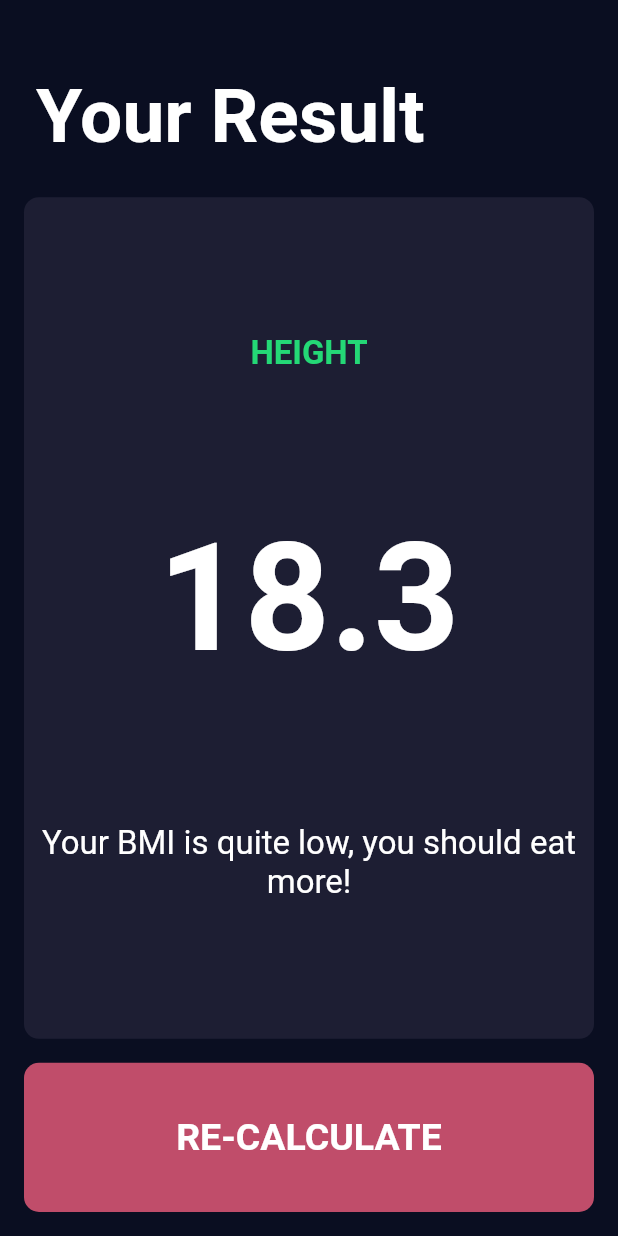
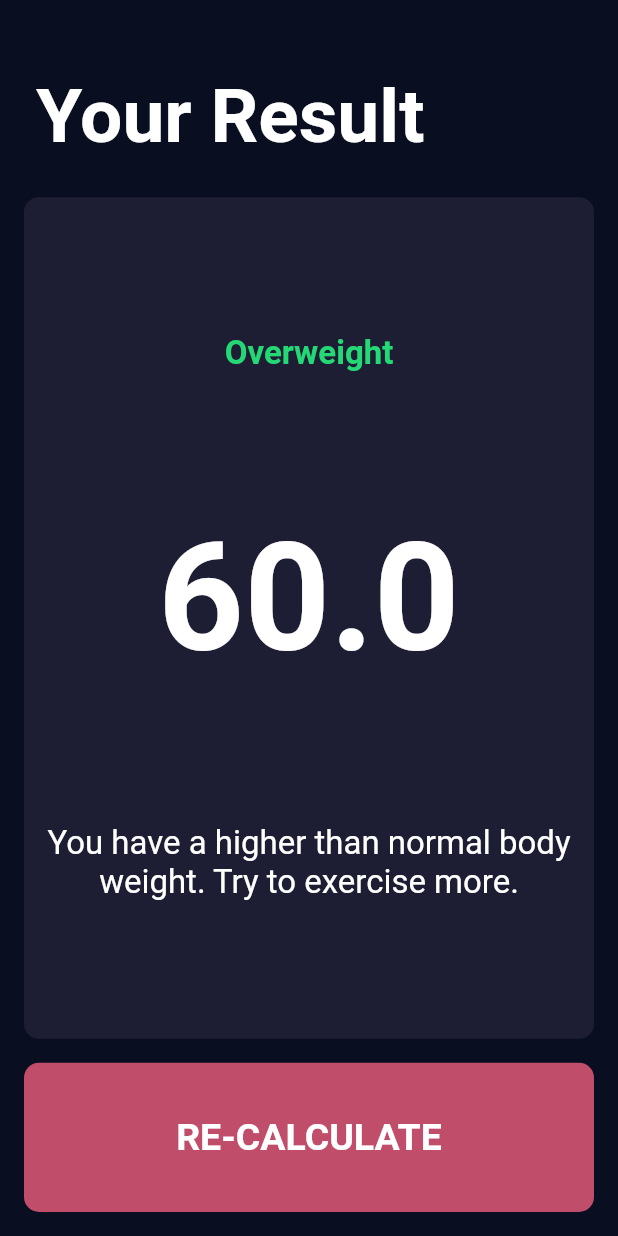
Before and after one commit to emdadul-islam439/bmi_calculator_flutter, a Flutter app: the screen it shows after launch, after a tap on "CALCULATE", on a phone screen of 412 x 824 dp. Run offline on Flutter 3.47's test engine with Material 2 defaults, Android fonts, the phone set to English and light mode, and no system bars; our stand-ins replace font_awesome_flutter.

Commit message:
finished the requirements. have some issues (have to detect and fix them).

```diff
--- /dev/null
+++ b/lib/calculator_brain.dart
@@ -0,0 +1,34 @@
+import 'dart:math';
+
+class CalculatorBrain{
+  final int weight;
+  final int height;
+  double _bmi = 0.0;
+
+  CalculatorBrain({required this.weight, required this.height});
+
+  String calculateBMI(){
+    _bmi = weight / pow(height/100, 2);
+    return _bmi.toStringAsFixed(1);
+  }
+
+  String getResult(){
+    if(_bmi >= 25){
+      return 'Overweight';
+    }else if(_bmi > 18.5){
+      return 'Normal';
+    }else{
+      return 'Underweight';
+    }
+  }
+
+  String getInterpretation(){
+    if(_bmi >= 25){
+      return 'You have a higher than normal body weight. Try to exercise more.';
+    }else if(_bmi > 18.5){
+      return 'You have a normal body weight. Good Job!';
+    }else{
+      return 'You have a lower than normal body weight. You can eat a bit more.';
+    }
+  }
+}
--- a/lib/screens/input_screen.dart
+++ b/lib/screens/input_screen.dart
@@ -1,3 +1,4 @@
+import 'package:bmi_calculator_flutter/calculator_brain.dart';
 import 'package:bmi_calculator_flutter/screens/result_screen.dart';
 import 'package:flutter/material.dart';
 import 'package:font_awesome_flutter/font_awesome_flutter.dart';
@@ -222,10 +223,17 @@ class _InputScreenState extends State<InputScreen> {
             BottomButton(
               label: 'CALCULATE',
               onPressed: () {
+                var calculatedResult = CalculatorBrain(
+                    weight: personsWeight, height: personsHeight);
+
                 Navigator.push(
                   context,
                   MaterialPageRoute(
-                    builder: (context) => const ResultScreen(),
+                    builder: (context) => ResultScreen(
+                      bmi: calculatedResult.calculateBMI(),
+                      result: calculatedResult.getResult(),
+                      interpretation: calculatedResult.getInterpretation(),
+                    ),
                   ),
                 );
               },
--- a/lib/screens/result_screen.dart
+++ b/lib/screens/result_screen.dart
@@ -3,14 +3,18 @@ import 'package:flutter/material.dart';
 import '../components/input_card.dart';
 import '../constants.dart';
 
-class ResultScreen extends StatefulWidget {
-  const ResultScreen({Key? key}) : super(key: key);
+class ResultScreen extends StatelessWidget {
+  final String result;
+  final String bmi;
+  final String interpretation;
 
-  @override
-  State<ResultScreen> createState() => _ResultScreenState();
-}
+  const ResultScreen({
+    Key? key,
+    required this.result,
+    required this.bmi,
+    required this.interpretation,
+  }) : super(key: key);
 
-class _ResultScreenState extends State<ResultScreen> {
   @override
   Widget build(BuildContext context) {
     return SafeArea(
@@ -39,17 +43,17 @@ class _ResultScreenState extends State<ResultScreen> {
                   childWidget: Column(
                     mainAxisAlignment: MainAxisAlignment.spaceEvenly,
                     crossAxisAlignment: CrossAxisAlignment.center,
-                    children: const [
+                    children: [
                       Text(
-                        'HEIGHT',
+                        result,
                         style: kResultTextStyle,
                       ),
                       Text(
-                        '18.3',
+                        bmi,
                         style: kBMITextStyle,
                       ),
                       Text(
-                        'Your BMI is quite low, you should eat more!',
+                        interpretation,
                         textAlign: TextAlign.center,
                         style: kBodyTextStyle,
                       )
```
